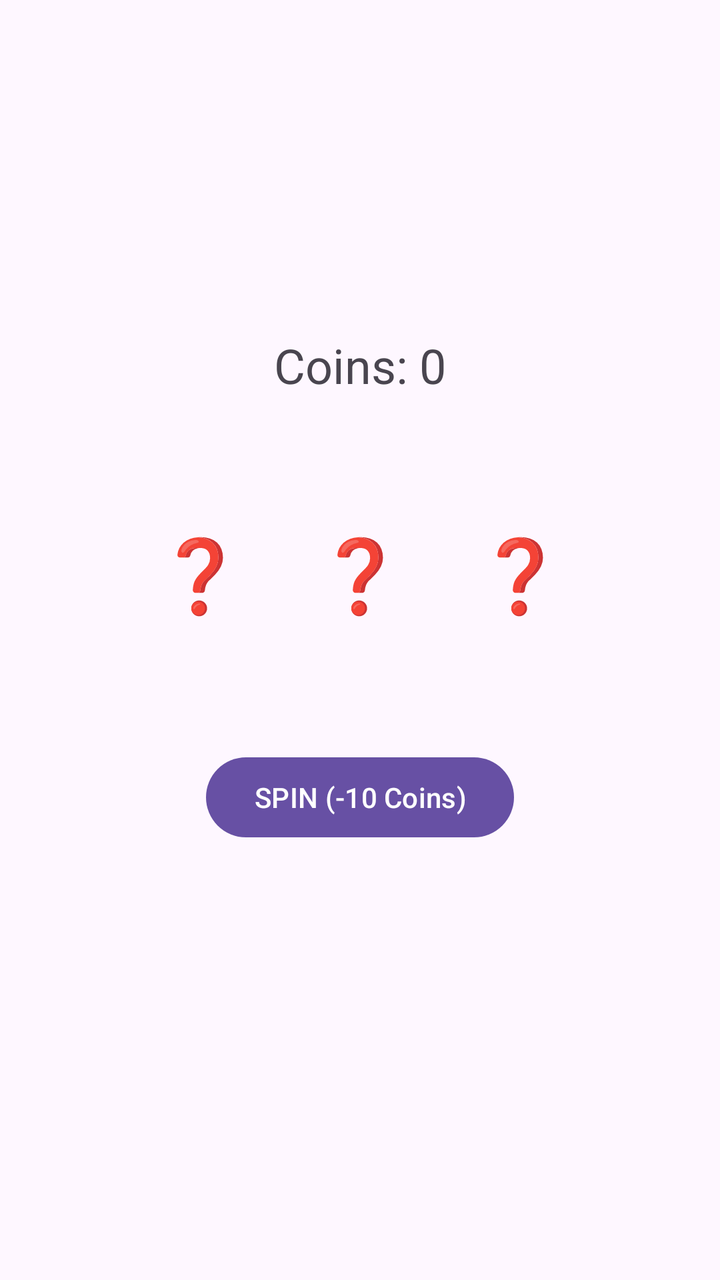
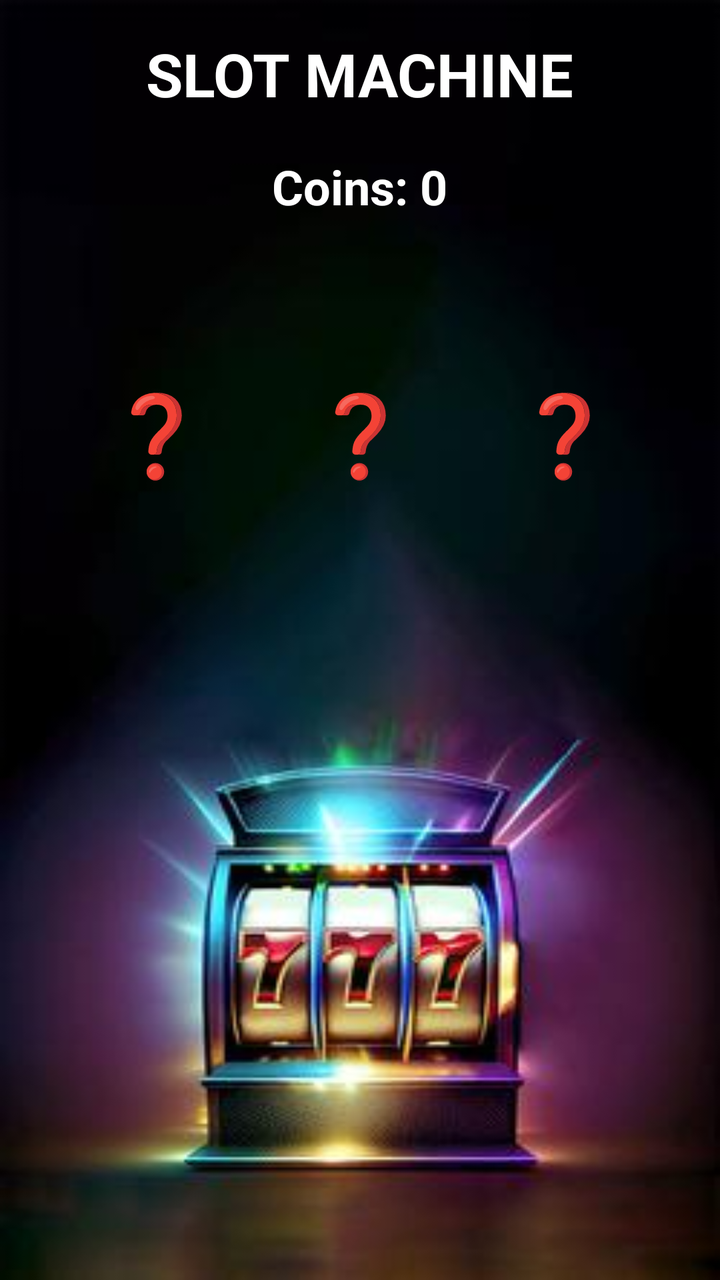

Screens rendered from an Android XML layout before and after an edit, with the pre-edit source and the edit as a unified diff.
<!-- AndroidManifest.xml: application theme Theme.OstaniBeden -->
<!-- res/layout/activity_slot_machine.xml -->
<?xml version="1.0" encoding="utf-8"?>
<LinearLayout
    xmlns:android="http://schemas.android.com/apk/res/android"
    android:layout_width="match_parent"
    android:layout_height="match_parent"
    android:gravity="center"
    android:orientation="vertical"
    android:padding="24dp">

    <TextView
        android:id="@+id/tvSlotCoins"
        android:layout_width="wrap_content"
        android:layout_height="wrap_content"
        android:text="Coins: 0"
        android:textSize="24sp"/>

    <LinearLayout
        android:layout_width="wrap_content"
        android:layout_height="wrap_content"
        android:orientation="horizontal"
        android:layout_marginTop="48dp">

        <TextView
            android:id="@+id/tvReel1"
            android:layout_width="80dp"
            android:layout_height="80dp"
            android:gravity="center"
            android:text="❓"
            android:textSize="36sp"/>

        <TextView
            android:id="@+id/tvReel2"
            android:layout_width="80dp"
            android:layout_height="80dp"
            android:gravity="center"
            android:text="❓"
            android:textSize="36sp"/>

        <TextView
            android:id="@+id/tvReel3"
            android:layout_width="80dp"
            android:layout_height="80dp"
            android:gravity="center"
            android:text="❓"
            android:textSize="36sp"/>
    </LinearLayout>

    <Button
        android:id="@+id/btnSpin"
        android:layout_width="wrap_content"
        android:layout_height="wrap_content"
        android:text="SPIN (-10 Coins)"
        android:layout_marginTop="48dp"/>

    <TextView
        android:id="@+id/tvReward"
        android:layout_width="wrap_content"
        android:layout_height="wrap_content"
        android:text=""
        android:textSize="20sp"
        android:layout_marginTop="24dp"/>

</LinearLayout>
<!-- resources referenced by this layout -->
<resources>
  <style name="Theme.OstaniBeden" parent="Base.Theme.OstaniBeden" />
  <style name="Base.Theme.OstaniBeden" parent="Theme.Material3.DayNight.NoActionBar">
          
          
      </style>
</resources>

<!-- the commit's change to res/layout/activity_slot_machine.xml (unified diff, before → after) -->
@@ -3,61 +3,86 @@
     xmlns:android="http://schemas.android.com/apk/res/android"
     android:layout_width="match_parent"
     android:layout_height="match_parent"
+    android:orientation="vertical"
     android:gravity="center"
-    android:orientation="vertical"
-    android:padding="24dp">
+    android:padding="24dp"
+    android:background="@drawable/slot_machine_background">
+
+    <TextView
+        android:id="@+id/tvSlotTitle"
+        android:layout_width="wrap_content"
+        android:layout_height="wrap_content"
+        android:text="SLOT MACHINE"
+        android:textColor="#FFFFFF"
+        android:textSize="30sp"
+        android:textStyle="bold"/>
 
     <TextView
         android:id="@+id/tvSlotCoins"
         android:layout_width="wrap_content"
         android:layout_height="wrap_content"
         android:text="Coins: 0"
-        android:textSize="24sp"/>
+        android:textColor="#FFFFFF"
+        android:textSize="24sp"
+        android:textStyle="bold"
+        android:layout_marginTop="20dp"/>
 
     <LinearLayout
         android:layout_width="wrap_content"
         android:layout_height="wrap_content"
         android:orientation="horizontal"
-        android:layout_marginTop="48dp">
+        android:layout_marginTop="56dp">
 
         <TextView
             android:id="@+id/tvReel1"
-            android:layout_width="80dp"
-            android:layout_height="80dp"
+            android:layout_width="90dp"
+            android:layout_height="90dp"
             android:gravity="center"
             android:text="❓"
-            android:textSize="36sp"/>
+            android:textSize="40sp"
+            android:textColor="#FFFFFF"
+            android:layout_margin="6dp"/>
 
         <TextView
             android:id="@+id/tvReel2"
-            android:layout_width="80dp"
-            android:layout_height="80dp"
+            android:layout_width="90dp"
+            android:layout_height="90dp"
             android:gravity="center"
             android:text="❓"
-            android:textSize="36sp"/>
+            android:textSize="40sp"
+            android:textColor="#FFFFFF"
+            android:layout_margin="6dp"/>
 
         <TextView
             android:id="@+id/tvReel3"
-            android:layout_width="80dp"
-            android:layout_height="80dp"
+            android:layout_width="90dp"
+            android:layout_height="90dp"
             android:gravity="center"
             android:text="❓"
-            android:textSize="36sp"/>
+            android:textSize="40sp"
+            android:textColor="#FFFFFF"
+            android:layout_margin="6dp"/>
+
     </LinearLayout>
 
     <Button
         android:id="@+id/btnSpin"
-        android:layout_width="wrap_content"
+        android:layout_width="240dp"
         android:layout_height="wrap_content"
         android:text="SPIN (-10 Coins)"
-        android:layout_marginTop="48dp"/>
+        android:textSize="20sp"
+        android:layout_marginTop="56dp"
+        android:layout_marginBottom="300dp"/>
 
     <TextView
         android:id="@+id/tvReward"
-        android:layout_width="wrap_content"
+        android:layout_width="match_parent"
         android:layout_height="wrap_content"
         android:text=""
-        android:textSize="20sp"
-        android:layout_marginTop="24dp"/>
+        android:textColor="#FFFFFF"
+        android:textSize="22sp"
+        android:textStyle="bold"
+        android:gravity="center"
+        android:padding="12dp"/>
 
 </LinearLayout>
<!-- resource entries referenced after the edit -->
@@ -1,5 +1,6 @@
 <!-- resources referenced by this layout -->
 <resources>
+  <!-- drawable slot_machine_background: jpg bitmap (drawable, 11466 bytes) -->
   <style name="Theme.OstaniBeden" parent="Base.Theme.OstaniBeden" />
   <style name="Base.Theme.OstaniBeden" parent="Theme.Material3.DayNight.NoActionBar">
           
